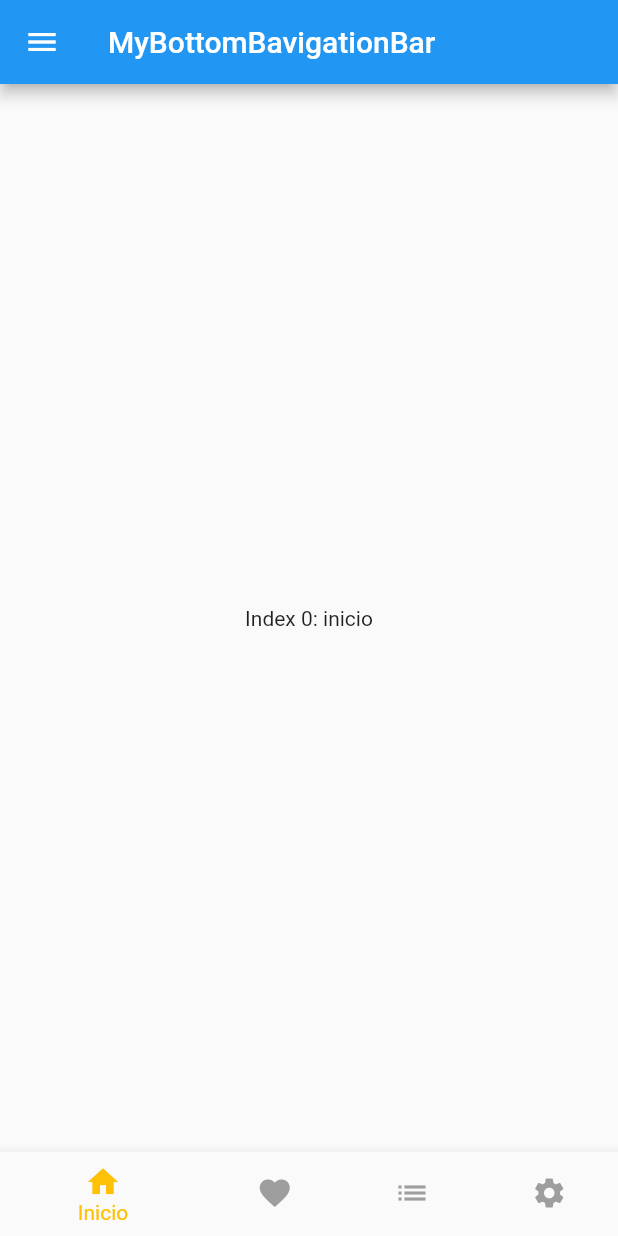
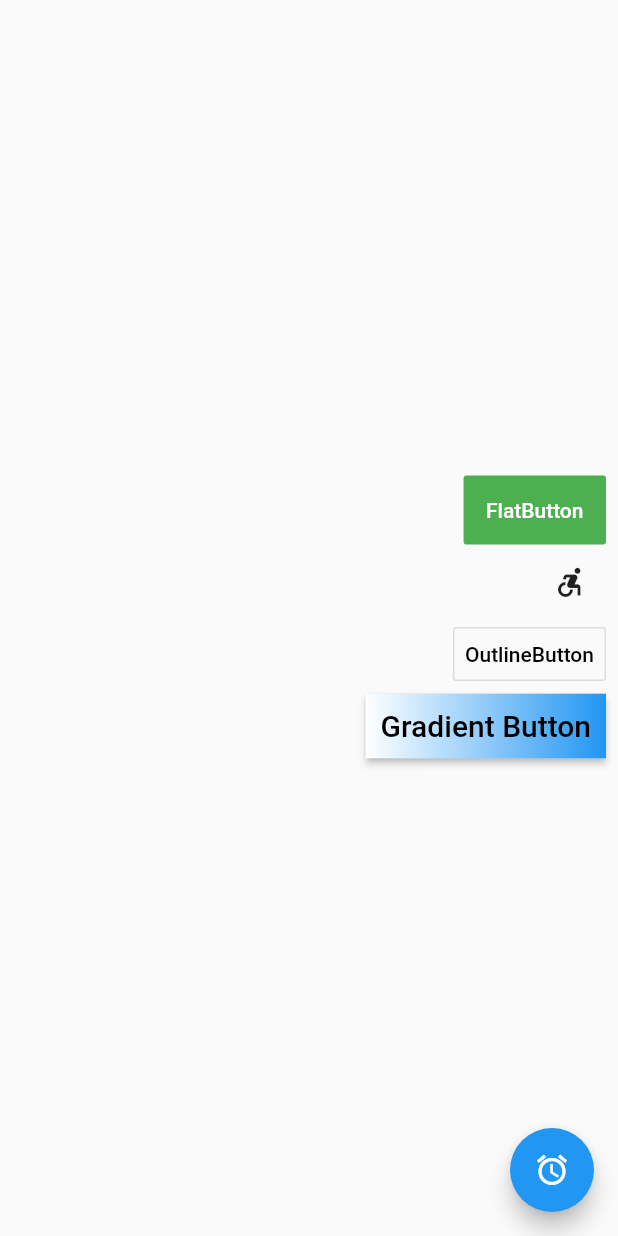
Before and after one commit to GiovanniSolano/Componentes-b-sicos---Flutter, a Flutter app: the screen it shows after launch, on a phone screen of 412 x 824 dp. Run offline on Flutter 3.47's test engine with Material 2 defaults, Android fonts, the phone set to English and light mode, and no system bars.

Commit message:
Componenets basicos - Buttons

```diff
--- /dev/null
+++ b/lib/components/buttons.dart
@@ -0,0 +1,63 @@
+import 'package:flutter/widgets.dart';
+import 'package:flutter/material.dart';
+
+class MyButtonsWidget extends StatelessWidget {
+  @override
+  Widget build(BuildContext context) {
+    return Scaffold(
+      body: Center(
+          child: ButtonBar(
+        children: <Widget>[
+          // FlatButton
+          FlatButton(
+            color: Colors.green,
+            padding: EdgeInsets.all(15),
+            splashColor: Colors.black,
+            child: Text('FlatButton'),
+            onPressed: () {},
+          ),
+          // IconButton
+          IconButton(
+            icon: Icon(Icons.accessible_forward),
+            onPressed: () {},
+          ),
+          // OutlineButton
+          OutlineButton(
+            highlightedBorderColor: Colors.blue,
+            highlightColor: Colors.black,
+            child: Text('OutlineButton'),
+            onPressed: () {},
+          ),
+          // RaisedButton - Contiene una elevación por defecto
+          RaisedButton(
+            onPressed: () {},
+            textColor: Colors.black,
+            padding: EdgeInsets.all(0.0),
+            child: Container(
+              decoration: const BoxDecoration(
+                  gradient: LinearGradient(
+                      colors: <Color>[Colors.white, Colors.blue])),
+              padding: const EdgeInsets.all(10.0),
+              child:
+                  const Text('Gradient Button', style: TextStyle(fontSize: 20)),
+            ),
+          )
+        ],
+      )),
+
+      // FloatingButton
+      floatingActionButton: FloatingActionButton(
+        onPressed: () {},
+        child: Icon(Icons.access_alarms),
+      ),
+    );
+  }
+}
+
+// RaisedButton ejemplo básico
+
+/* RaisedButton(
+  onPressed: () {},
+  child:
+    const Text('Raised Button', style: TextStyle(fontSize: 20)),
+), */
--- a/lib/main.dart
+++ b/lib/main.dart
@@ -1,8 +1,10 @@
 import 'package:components/components/WidgetScreen2.dart';
 import 'package:flutter/material.dart';
 
-import 'components/bottomnavigationbar.dart';
+import 'components/buttons.dart';
 
+// import 'package:components/components/buttons.dart';
+// import 'components/bottomnavigationbar.dart';
 // import 'components/gridview.dart';
 // import 'package:components/WidgetArgument.dart';
 // import 'package:components/components/secondpage.dart';
@@ -31,7 +33,7 @@ class MyApp extends StatelessWidget {
       //   '/': (context) => FirstPage(),
       //   '/secondPage': (context) => SecondPage()
       // },
-      home: MyBottomNavigationBar(),
+      home: MyButtonsWidget(),
     );
   }
 }
```
